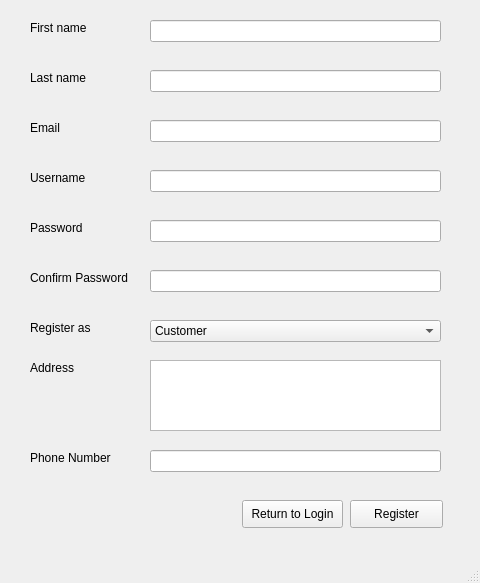
Before: the Qt Designer form ui_files/User_Registration.ui in TahaZahid05/Restaurant-Managment-System, drawn with Qt 5.
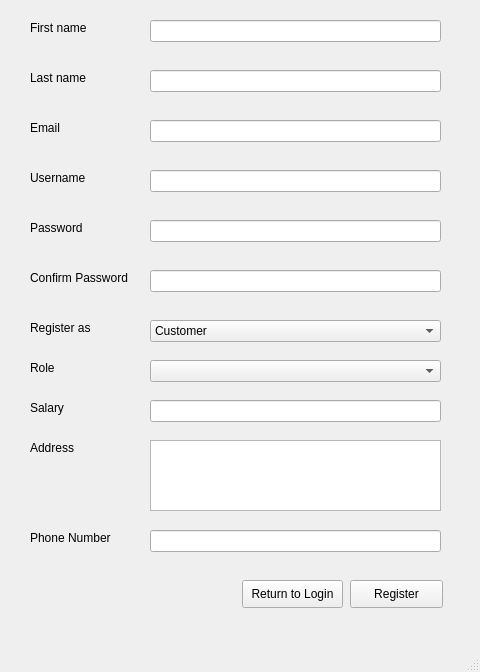
After: the same form once the commit is applied.

What changed in the file:
```diff
--- a/ui_files/User_Registration.ui
+++ b/ui_files/User_Registration.ui
@@ -7,7 +7,7 @@
     <x>0</x>
     <y>0</y>
     <width>480</width>
-    <height>583</height>
+    <height>672</height>
    </rect>
   </property>
   <property name="windowTitle">
@@ -189,7 +189,7 @@
     <property name="geometry">
      <rect>
       <x>350</x>
-      <y>500</y>
+      <y>580</y>
       <width>93</width>
       <height>28</height>
      </rect>
@@ -202,7 +202,7 @@
     <property name="geometry">
      <rect>
       <x>242</x>
-      <y>500</y>
+      <y>580</y>
       <width>101</width>
       <height>28</height>
      </rect>
@@ -215,7 +215,7 @@
     <property name="geometry">
      <rect>
       <x>30</x>
-      <y>360</y>
+      <y>440</y>
       <width>55</width>
       <height>16</height>
      </rect>
@@ -228,7 +228,7 @@
     <property name="geometry">
      <rect>
       <x>150</x>
-      <y>360</y>
+      <y>440</y>
       <width>291</width>
       <height>71</height>
      </rect>
@@ -238,7 +238,7 @@
     <property name="geometry">
      <rect>
       <x>30</x>
-      <y>450</y>
+      <y>530</y>
       <width>91</width>
       <height>16</height>
      </rect>
@@ -251,12 +251,58 @@
     <property name="geometry">
      <rect>
       <x>150</x>
-      <y>450</y>
+      <y>530</y>
       <width>291</width>
       <height>22</height>
      </rect>
     </property>
    </widget>
+   <widget class="QComboBox" name="roleBox">
+    <property name="geometry">
+     <rect>
+      <x>150</x>
+      <y>360</y>
+      <width>291</width>
+      <height>22</height>
+     </rect>
+    </property>
+   </widget>
+   <widget class="QLabel" name="roleLabel">
+    <property name="geometry">
+     <rect>
+      <x>30</x>
+      <y>360</y>
+      <width>81</width>
+      <height>16</height>
+     </rect>
+    </property>
+    <property name="text">
+     <string>Role</string>
+    </property>
+   </widget>
+   <widget class="QLineEdit" name="salaryLine">
+    <property name="geometry">
+     <rect>
+      <x>150</x>
+      <y>400</y>
+      <width>291</width>
+      <height>22</height>
+     </rect>
+    </property>
+   </widget>
+   <widget class="QLabel" name="salaryLabel">
+    <property name="geometry">
+     <rect>
+      <x>30</x>
+      <y>400</y>
+      <width>111</width>
+      <height>16</height>
+     </rect>
+    </property>
+    <property name="text">
+     <string>Salary</string>
+    </property>
+   </widget>
   </widget>
   <widget class="QMenuBar" name="menubar">
    <property name="geometry">
```
Left out of the diff: 4 changed lines with no effect on the pictures.
